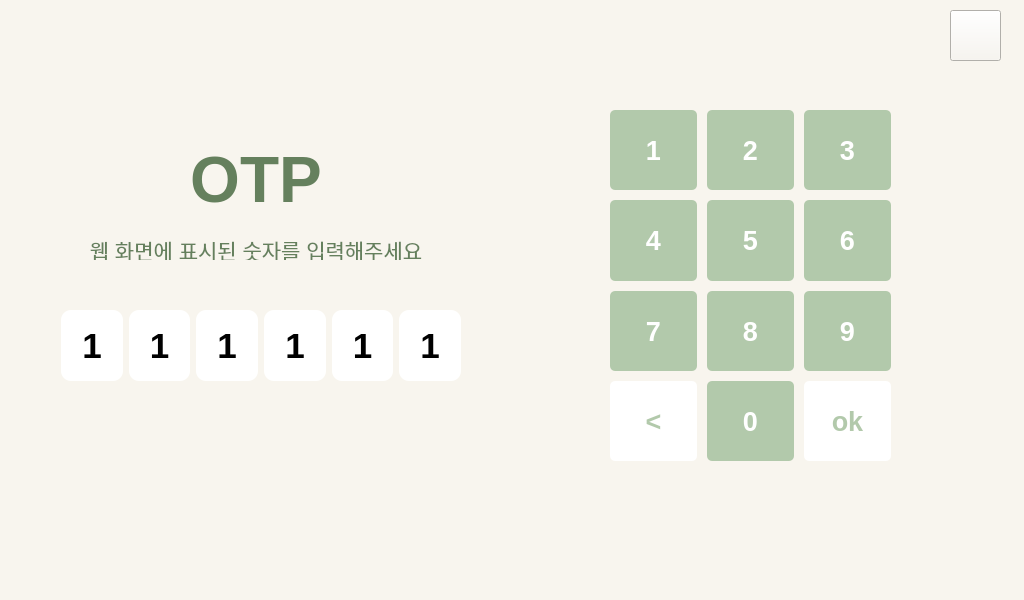
cloudsea1106/PJT_PLANTinum, file HW/RP1/LCD/otpUI.ui: the form before one commit.
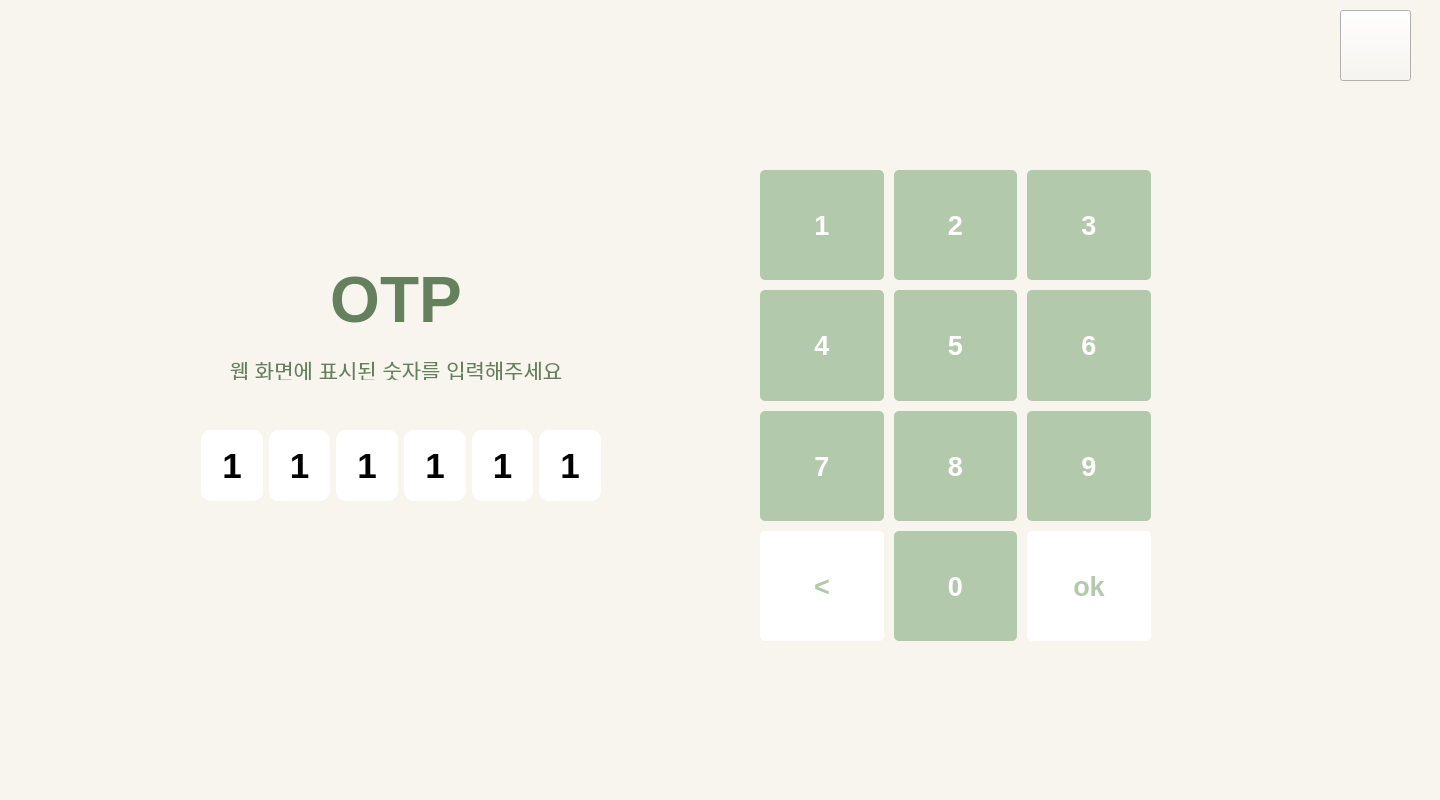
The form after the commit. Icons and pictures are not drawn.

```diff
--- a/HW/RP1/LCD/otpUI.ui
+++ b/HW/RP1/LCD/otpUI.ui
@@ -6,8 +6,8 @@
    <rect>
     <x>0</x>
     <y>0</y>
-    <width>1024</width>
-    <height>600</height>
+    <width>1440</width>
+    <height>800</height>
    </rect>
   </property>
   <property name="windowTitle">
@@ -19,8 +19,8 @@
   <widget class="QLabel" name="label_otp">
    <property name="geometry">
     <rect>
-     <x>156</x>
-     <y>140</y>
+     <x>296</x>
+     <y>260</y>
      <width>200</width>
      <height>80</height>
     </rect>
@@ -45,10 +45,10 @@
   <widget class="QPushButton" name="button_back">
    <property name="geometry">
     <rect>
-     <x>950</x>
+     <x>1340</x>
      <y>10</y>
-     <width>51</width>
-     <height>51</height>
+     <width>71</width>
+     <height>71</height>
     </rect>
    </property>
    <property name="font">
@@ -71,8 +71,8 @@
     <rect>
      <x>20</x>
      <y>20</y>
-     <width>121</width>
-     <height>31</height>
+     <width>131</width>
+     <height>41</height>
     </rect>
    </property>
    <property name="font">
@@ -95,8 +95,8 @@
   <widget class="QLabel" name="label_2">
    <property name="geometry">
     <rect>
-     <x>16</x>
-     <y>240</y>
+     <x>156</x>
+     <y>360</y>
      <width>480</width>
      <height>20</height>
     </rect>
@@ -120,8 +120,8 @@
   <widget class="QWidget" name="layoutWidget">
    <property name="geometry">
     <rect>
-     <x>60</x>
-     <y>310</y>
+     <x>200</x>
+     <y>430</y>
      <width>401</width>
      <height>71</height>
     </rect>
@@ -303,10 +303,10 @@
   <widget class="QWidget" name="layoutWidget1">
    <property name="geometry">
     <rect>
-     <x>600</x>
-     <y>100</y>
-     <width>301</width>
-     <height>371</height>
+     <x>750</x>
+     <y>160</y>
+     <width>411</width>
+     <height>491</height>
     </rect>
    </property>
    <layout class="QGridLayout" name="gridLayout_2" rowstretch="1,1,1,1" rowminimumheight="0,0,0,0">
```
